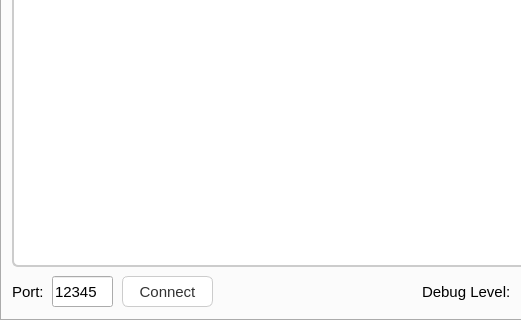
Old version of the form main_window.ui in the repository MooN-Framework/MooN-diag-tool; both pictures show x 0 to 521 and y 100 to 420 of the 640 by 420 pixel window.
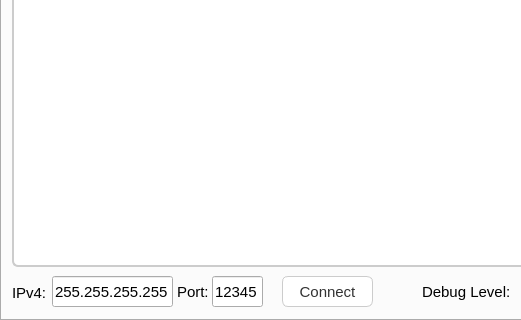
New version of the form.

Diff of the .ui file:
```diff
--- a/main_window.ui
+++ b/main_window.ui
@@ -235,7 +235,7 @@
      <widget class="QLabel" name="label_3">
       <property name="geometry">
        <rect>
-        <x>10</x>
+        <x>175</x>
         <y>350</y>
         <width>41</width>
         <height>31</height>
@@ -256,7 +256,7 @@
       </property>
       <property name="geometry">
        <rect>
-        <x>120</x>
+        <x>280</x>
         <y>350</y>
         <width>91</width>
         <height>31</height>
@@ -277,9 +277,9 @@
      <widget class="QLineEdit" name="portLineEdit">
       <property name="geometry">
        <rect>
-        <x>50</x>
+        <x>210</x>
         <y>350</y>
-        <width>61</width>
+        <width>51</width>
         <height>31</height>
        </rect>
       </property>
@@ -292,6 +292,42 @@
        <string>12345</string>
       </property>
      </widget>
+     <widget class="QLineEdit" name="ipLineEdit">
+      <property name="geometry">
+       <rect>
+        <x>50</x>
+        <y>350</y>
+        <width>121</width>
+        <height>31</height>
+       </rect>
+      </property>
+      <property name="font">
+       <font>
+        <pointsize>11</pointsize>
+       </font>
+      </property>
+      <property name="text">
+       <string>255.255.255.255</string>
+      </property>
+     </widget>
+     <widget class="QLabel" name="label_4">
+      <property name="geometry">
+       <rect>
+        <x>10</x>
+        <y>351</y>
+        <width>41</width>
+        <height>31</height>
+       </rect>
+      </property>
+      <property name="font">
+       <font>
+        <pointsize>11</pointsize>
+       </font>
+      </property>
+      <property name="text">
+       <string>IPv4:</string>
+      </property>
+     </widget>
     </widget>
     <widget class="QWidget" name="status_tab">
      <attribute name="title">
```
